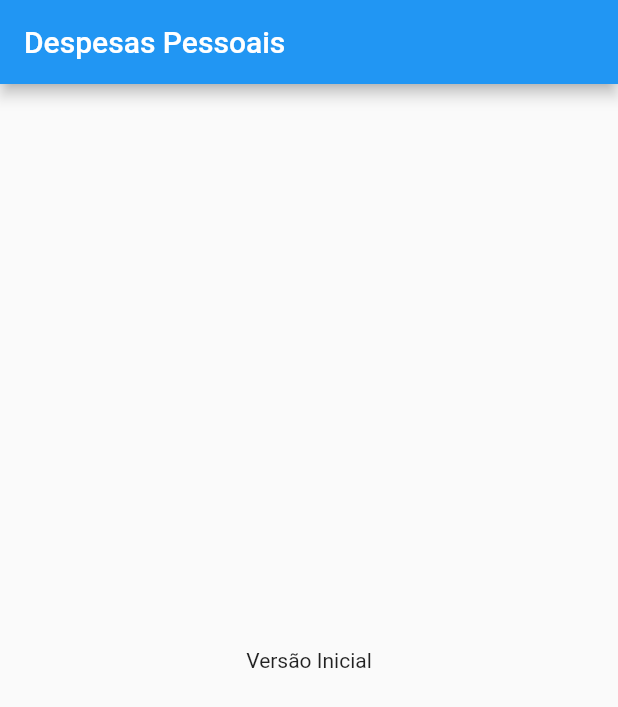
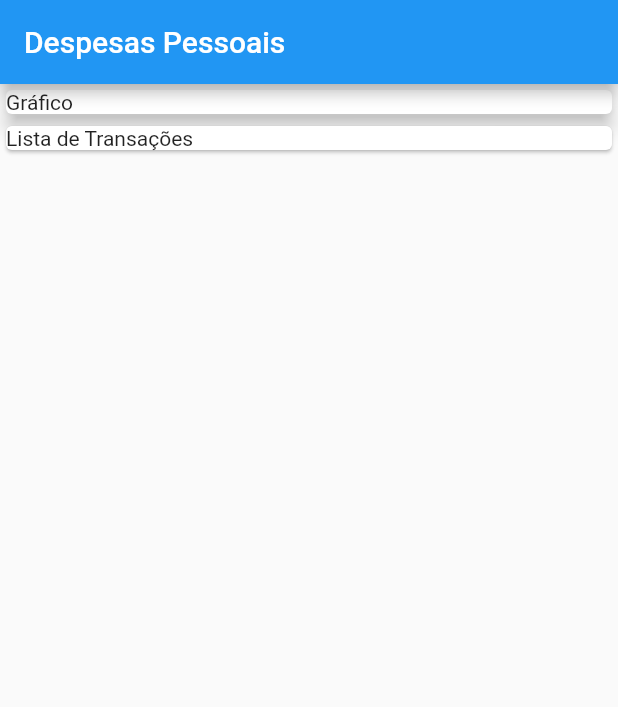
Before and after one commit to th1agoduarte/flutter_project_expenses, a Flutter app: the screen it shows after launch, on a phone screen of 412 x 824 dp. Shown: the top 707 px of the screen. Run offline on Flutter 3.47's test engine with Material 2 defaults, Android fonts, the light colour scheme and no system bars.

Commit message:
style: Initial template

```diff
--- a/lib/main.dart
+++ b/lib/main.dart
@@ -15,12 +15,23 @@ class MyHomePage extends StatelessWidget {
   @override
   Widget build(BuildContext context) {
     return Scaffold(
-      appBar: AppBar(
-        title: Text('Despesas Pessoais'),
-      ),
-      body: Center(
-        child: Text('Versão Inicial'),
-      ),
-    );
+        appBar: AppBar(
+          title: Text('Despesas Pessoais'),
+        ),
+        body: Column(
+          // mainAxisAlignment: MainAxisAlignment.spaceAround,
+          crossAxisAlignment: CrossAxisAlignment.stretch,
+          children: <Widget>[
+            Container(
+              child: Card(
+                child: Text('Gráfico'),
+                elevation: 5,
+              ),
+            ),
+            Card(
+              child: Text('Lista de Transações'),
+            ),
+          ],
+        ));
   }
 }
```
